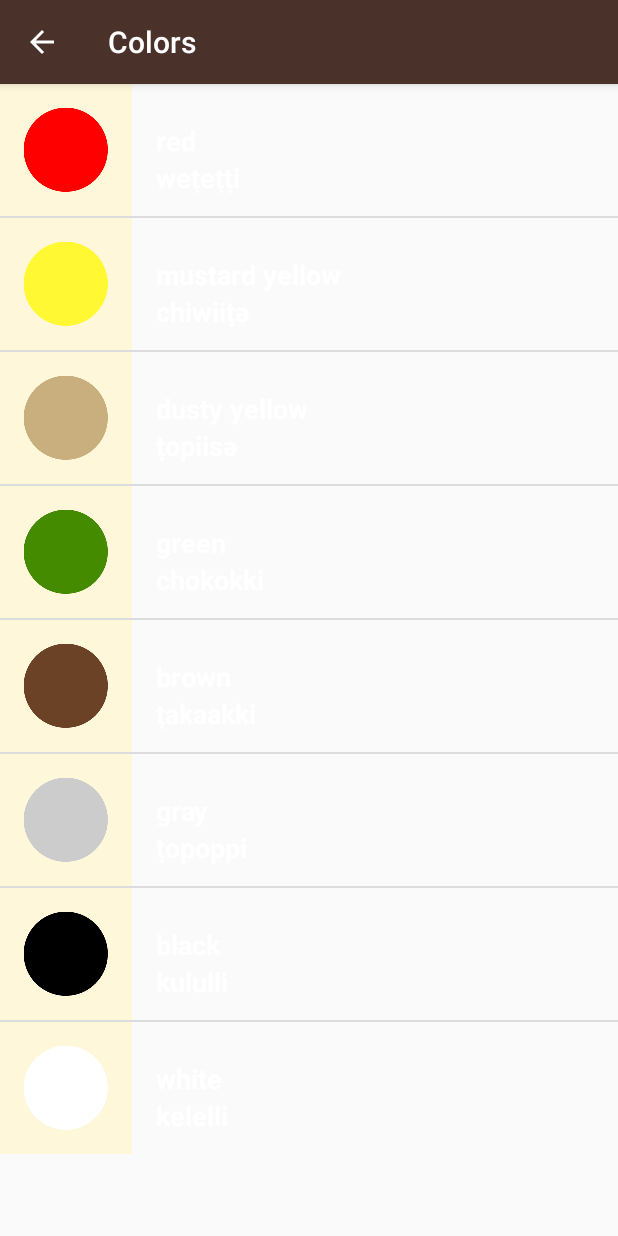
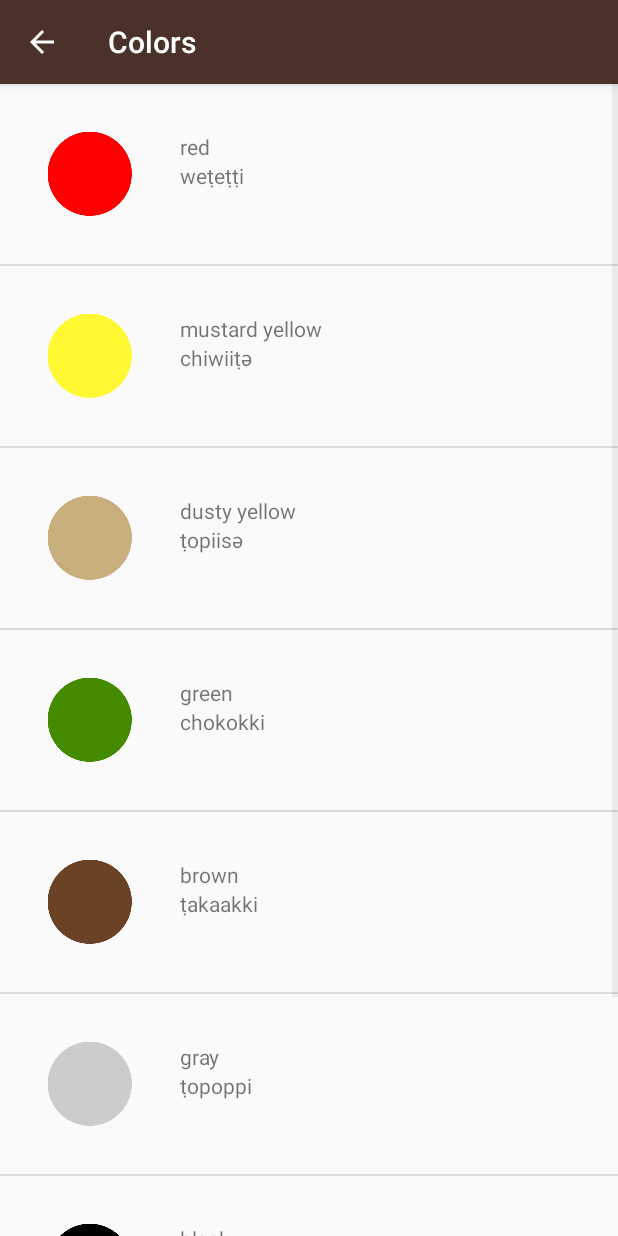
Before and after one commit to Jordi-Guardia/miwok, an Android app: the ColorsActivity screen opened directly, with no data from a screen before it, on a phone screen of 412 x 824 dp. Run offline under Robolectric (Android 15) with nearby library versions, the phone set to English and light mode, and no system bars.

Commit message:
curs 3 tema 4 video 14 s'ha d'arreglar el codi per la questió de les dimensions i els colors, està a mitges. minut 3 del video

```diff
--- a/app/src/main/java/com/example/android/miwok/ColorsActivity.java
+++ b/app/src/main/java/com/example/android/miwok/ColorsActivity.java
@@ -15,14 +15,10 @@ public class ColorsActivity extends AppCompatActivity {
         super.onCreate(savedInstanceState);
         setContentView(R.layout.word_list);
 
-
-        LinearLayout numero = (LinearLayout) findViewById(R.id.words_element);
-        //numero.setBackgroundColor(numero.getContext().getResources().getColor(R.color.category_numbers));
-
-        numero.setBackgroundColor(getResources().getColor(R.color.category_numbers, null));
-
         // Create a list of words
         ArrayList<Word> words = new ArrayList<Word>();
+
+
         words.add(new Word("red", "weṭeṭṭi", R.drawable.color_red));
         words.add(new Word("mustard yellow", "chiwiiṭә", R.drawable.color_mustard_yellow));
         words.add(new Word("dusty yellow", "ṭopiisә", R.drawable.color_dusty_yellow));
--- a/app/src/main/res/layout/list_item.xml
+++ b/app/src/main/res/layout/list_item.xml
@@ -4,28 +4,25 @@
     android:layout_width="match_parent"
     android:layout_height="wrap_content"
     android:orientation="horizontal"
-    android:minHeight="@dimen/list_item_height">
+    android:padding="16dp">
 
     <ImageView
         android:id="@+id/list_item_icon"
         android:layout_width="wrap_content"
         android:layout_height="wrap_content"
-        android:contentDescription="@string/descrip"
-        android:background="@color/tan_background"/>
+        android:src="@drawable/color_black"
+        android:contentDescription="@string/descrip" />
 
     <LinearLayout
-        android:id="@+id/words_element"
-        android:layout_width="wrap_content"
+        android:layout_width="255dp"
         android:layout_height="wrap_content"
         android:orientation="vertical"
-        android:paddingTop="25dp"
-        android:paddingLeft="16dp">
+        android:padding="16dp">
 
-        <TextView
+     <TextView
             android:id="@+id/miwok_text_view"
             android:layout_width="match_parent"
             android:layout_height="wrap_content"
-            style="@style/ElementStyle"
             tools:text="lutti" />
 
 
@@ -33,7 +30,6 @@
             android:id="@+id/default_text_view"
             android:layout_width="match_parent"
             android:layout_height="wrap_content"
-            style="@style/ElementStyle"
             tools:text="one" />
 
 
--- a/app/src/main/res/layout/word_list.xml
+++ b/app/src/main/res/layout/word_list.xml
@@ -3,5 +3,5 @@
     xmlns:tools="http://schemas.android.com/tools"
     android:id="@+id/list"
     android:layout_width="match_parent"
-    android:layout_height="wrap_content"
+    android:layout_height="match_parent"
     tools:context="com.example.android.miwok.NumbersActivity"/>
--- a/app/src/main/res/values/colors.xml
+++ b/app/src/main/res/values/colors.xml
@@ -20,7 +20,4 @@
 
     <!-- Background color for the phrases category -->
     <color name="category_phrases">#16AFCA</color>
-
-    <!-- Background color for the phrases category -->
-    <color name="color_text">#FFFFFF</color>
 </resources>
--- a/app/src/main/res/values/styles.xml
+++ b/app/src/main/res/values/styles.xml
@@ -12,19 +12,9 @@
         <item name="android:layout_width">match_parent</item>
         <item name="android:layout_height">@dimen/list_item_height</item>
         <item name="android:gravity">center_vertical</item>
-        <item name="android:padding">@dimen/activity_horizontal_margin</item>
-        <item name="android:textColor">@color/color_text</item>
+        <item name="android:padding">16dp</item>
+        <item name="android:textColor">@android:color/white</item>
         <item name="android:textStyle">bold</item>
-        <item name="android:textSize">18sp</item>
-        <item name="android:textAppearance">?android:textAppearanceMedium</item>
-    </style>
-    <style name="ElementStyle">
-        <item name="android:layout_width">match_parent</item>
-        <item name="android:layout_height">@dimen/list_item_height</item>
-        <item name="android:gravity">center_vertical</item>
-        <item name="android:textColor">@color/color_text</item>
-        <item name="android:textStyle">bold</item>
-        <item name="android:textSize">18sp</item>
         <item name="android:textAppearance">?android:textAppearanceMedium</item>
     </style>
 </resources>
```
